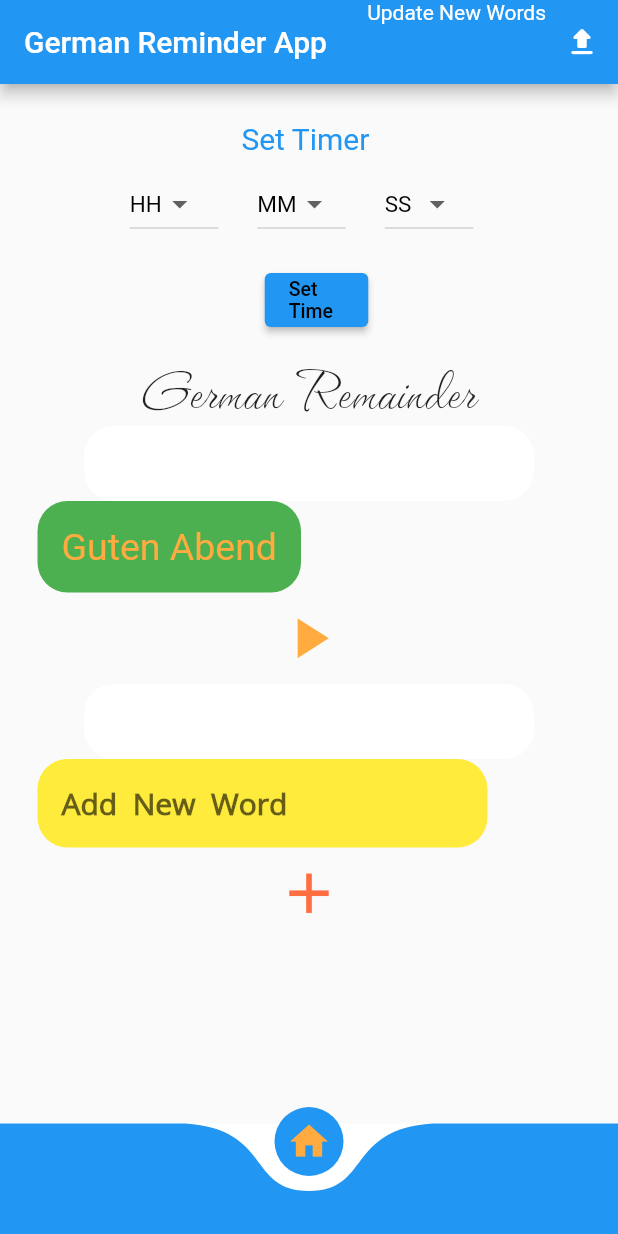
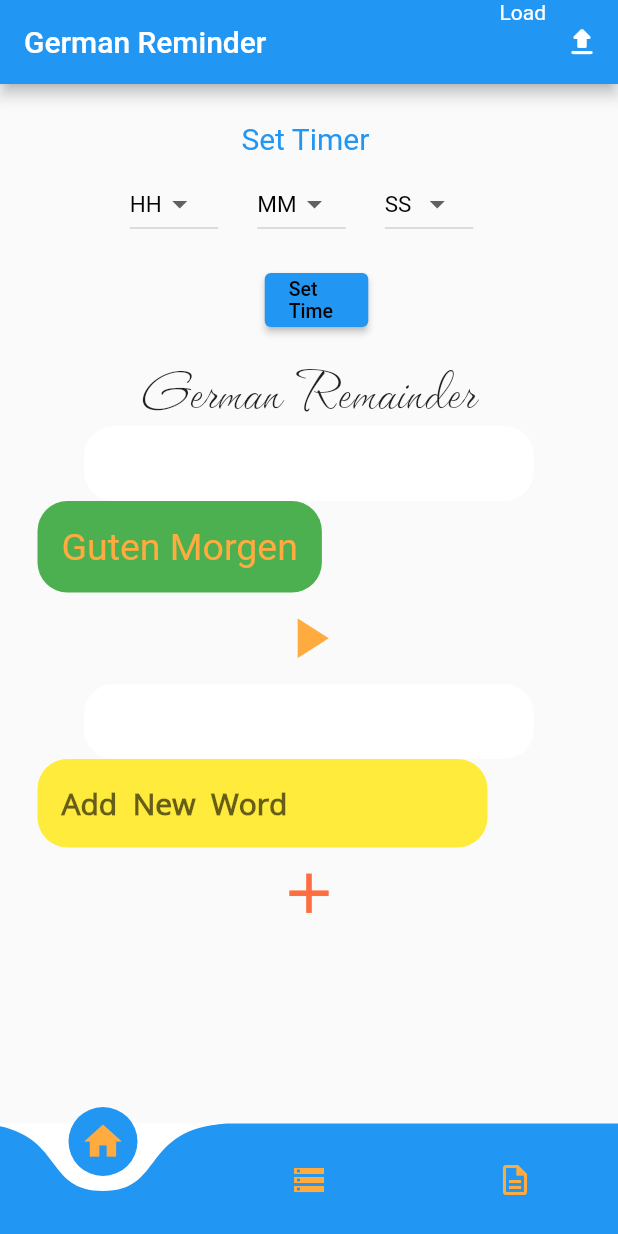
Before and after one commit to ShriramSundaram/legendary-octo-flutter, a Flutter app: the screen it shows after launch, after a tap on the "play arrow" icon, on a phone screen of 412 x 824 dp. Run offline on Flutter 3.47's test engine with Material 2 defaults, Android fonts, the phone set to English and light mode, and no system bars; drawn by our look-alikes of curved_navigation_bar; our stand-ins replace cloud_firestore, firebase_core, flutter_local_notifications, rxdart; accounts and stored records are empty.

Commit message:
Update - New Feature added (Firebase Database)
Old concept writing into local text file has now removed and replaced with writing the used preferred data into Cloud Storage(Firebase)

```diff
--- a/lib/main.dart
+++ b/lib/main.dart
@@ -3,16 +3,20 @@ import 'dart:io';
 import 'dart:math';
 import 'dart:convert';
 
+import 'package:cloud_firestore/cloud_firestore.dart';
 import 'package:curved_navigation_bar/curved_navigation_bar.dart';
-import 'package:flutter/cupertino.dart';
 import 'package:flutter/material.dart';
-import 'package:flutter/painting.dart';
 import 'package:path_provider/path_provider.dart';
 import 'writeFile.dart';
 import 'notification_api.dart';
 import 'secondPage.dart';
+import 'package:firebase_core/firebase_core.dart';
+import 'databaseFirebase.dart';
+import 'userCollectionDatabase.dart';
 
-void main() {
+Future main() async {
+  WidgetsFlutterBinding.ensureInitialized();
+  await Firebase.initializeApp();
   runApp(const MyApp());
 }
 
@@ -58,21 +62,40 @@ class _MyHomePageState extends State<MyHomePage> {
   int? _dropDownValueHH;
   int? _dropDownValueMM;
   int? _dropDownValueSS;
+  List<String> germanUserWordsList = [];
 
   final myTextController = TextEditingController();
 
-  List wordsGerman = ["Guten Morgen", "Guten Abend"];
+  List genericCollection = ["Guten Morgen", "Guten Abend"];
+
+  Future getFireBaseGenericCollection() async {
+    DocumentSnapshot<Map<String, dynamic>> data = await FirebaseFirestore
+        .instance
+        .collection('Generic')
+        .doc('GenericCollections')
+        .get();
+    print(data['wordStorage'][1]);
+    for (var i = 0; i < data['wordStorage'].length; i++) {
+      genericCollection.add(data['wordStorage'][i]);
+    }
+  }
+
+  Future getFireBaseUserCollection() async {
+    DocumentSnapshot<Map<String, dynamic>> data = await FirebaseFirestore
+        .instance
+        .collection('User')
+        .doc('my-wordsList')
+        .get();
+    print(data['wordStorage'][0]);
+    for (var i = 0; i < data['wordStorage'].length; i++) {
+      germanUserWordsList.add(data['wordStorage'][i]);
+    }
+  }
 
   @override
   void initState() {
-    widget.germanWords.readDataFromFile().then((value) {
-      setState(() {
-        print(value);
-        for (var i = 0; i < value.length; i++) {
-          wordsGerman.add(value[i]);
-        }
-      });
-    });
+    getFireBaseGenericCollection();
+    getFireBaseUserCollection();
   }
 
   void notificationEnable() {
@@ -85,10 +108,10 @@ class _MyHomePageState extends State<MyHomePage> {
     Timer(Duration(hours: (hhInput), minutes: (mmInput), seconds: (ssInput)),
         () {
       NotificationApi.showNotification(
-          title: Text(wordsGerman[_index]).data,
+          title: Text(genericCollection[_index]).data,
           body: "Reminder Word",
           description: 'The word',
-          payload: Text(wordsGerman[_index]).data);
+          payload: Text(genericCollection[_index]).data);
     });
   }
 
@@ -104,14 +127,24 @@ class _MyHomePageState extends State<MyHomePage> {
     );
   }
 
+  void OnClickedLoadDatabase() {
+    Navigator.of(context)
+        .push(MaterialPageRoute(builder: (context) => ViewGenericDatabase()));
+  }
+
+  void OnClickedUserDatabase() {
+    Navigator.of(context).push(
+        MaterialPageRoute(builder: (context) => UserCollectionDatabase()));
+  }
+
   @override
   Widget build(BuildContext context) {
     return Scaffold(
       appBar: AppBar(
-        title: Text('German Reminder App'),
+        title: Text('German Reminder'),
         actions: [
           Text(
-            "Update New Words",
+            "Load",
             softWrap: true,
             textAlign: TextAlign.center,
             textScaleFactor: 1,
@@ -246,7 +279,7 @@ class _MyHomePageState extends State<MyHomePage> {
                       borderRadius: BorderRadius.all(Radius.circular(20.0))),
                   // margin: const EdgeInsets.symmetric(),
                   child: Text(
-                    wordsGerman[_index],
+                    genericCollection[_index],
                     textScaleFactor: 5.0,
                     textAlign: TextAlign.center,
                     style: const TextStyle(
@@ -266,7 +299,7 @@ class _MyHomePageState extends State<MyHomePage> {
                   setState(() {
                     //_index++;
                     var ran = Random();
-                    _index = ran.nextInt(wordsGerman.length);
+                    _index = ran.nextInt(genericCollection.length);
                   });
                 },
               ),
@@ -313,9 +346,10 @@ class _MyHomePageState extends State<MyHomePage> {
                 iconSize: 45.0,
                 onPressed: () {
                   setState(() {
-                    if (!wordsGerman.contains(myTextController.text)) {
-                      widget.germanWords.saveToFile(myTextController.text);
+                    if (!genericCollection.contains(myTextController.text)) {
+                      WriteToCloud(word: myTextController.text);
                     } else {
+                      // This Part of Code is not Working, Need to Investigate
                       const AnimatedDefaultTextStyle(
                           child: Text("Word is alread present"),
                           style: TextStyle(fontSize: 12.0),
@@ -337,10 +371,46 @@ class _MyHomePageState extends State<MyHomePage> {
             Icons.home,
             color: Colors.orangeAccent,
             size: 30.0,
+          ),
+          IconButton(
+            icon: const Icon(Icons.storage),
+            color: Colors.orangeAccent,
+            tooltip: "Storage",
+            splashRadius: 25.0,
+            splashColor: Colors.orangeAccent,
+            onPressed: () {
+              OnClickedLoadDatabase();
+            },
+          ),
+          IconButton(
+            icon: const Icon(Icons.description_outlined),
+            color: Colors.orangeAccent,
+            tooltip: "User Storage",
+            splashRadius: 25.0,
+            splashColor: Colors.orangeAccent,
+            onPressed: () {
+              OnClickedUserDatabase();
+            },
           )
         ],
       ), // This trailing comma makes auto-formatting nicer for build methods.
     );
+  }
+
+  Future WriteToCloud({required String word}) async {
+    final userData =
+        FirebaseFirestore.instance.collection('User').doc('my-wordsList');
+    if (!germanUserWordsList.contains(word)) {
+      germanUserWordsList.add(word);
+    } else {
+      // ignore: todo
+      // Widget Should Come or Pop up should come "WORD ALREDY EXIST!!!"
+    }
+
+    final json = {'wordStorage': germanUserWordsList};
+
+    // create document and write to Firebase
+    await userData.set(json);
   }
 
   DropdownMenuItem<int> buildMenuItem(int item) => DropdownMenuItem(
--- a/pubspec.yaml
+++ b/pubspec.yaml
@@ -18,7 +18,7 @@ publish_to: 'none' # Remove this line if you wish to publish to pub.dev
 version: 1.0.0+1
 
 environment:
-  sdk: ">=2.15.1 <3.0.0"
+  sdk: ">=2.16.1 <3.0.0"
 
 # Dependencies specify other packages that your package needs in order to work.
 # To automatically upgrade your package dependencies to the latest versions
@@ -38,6 +38,9 @@ dependencies:
   curved_navigation_bar: ^1.0.2
   flutter_local_notifications: ^8.0.0
   rxdart: ^0.27.1
+  cloud_firestore: ^3.5.1
+dependency_overrides:
+  firebase_core_platform_interface: 4.5.1
 dev_dependencies:
   flutter_test:
     sdk: flutter
```
Also changed, not shown: lib/databaseFirebase.dart (added, +61 -0 lines), lib/userCollectionDatabase.dart (added, +52 -0 lines), pubspec.lock, 3 other files.
